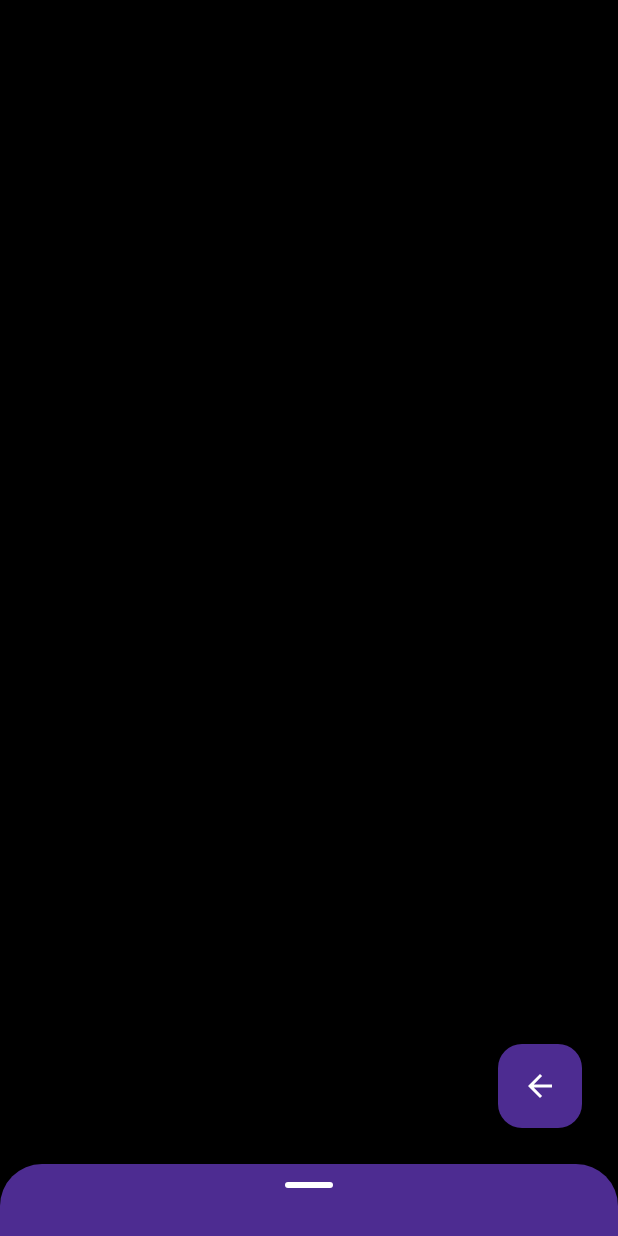
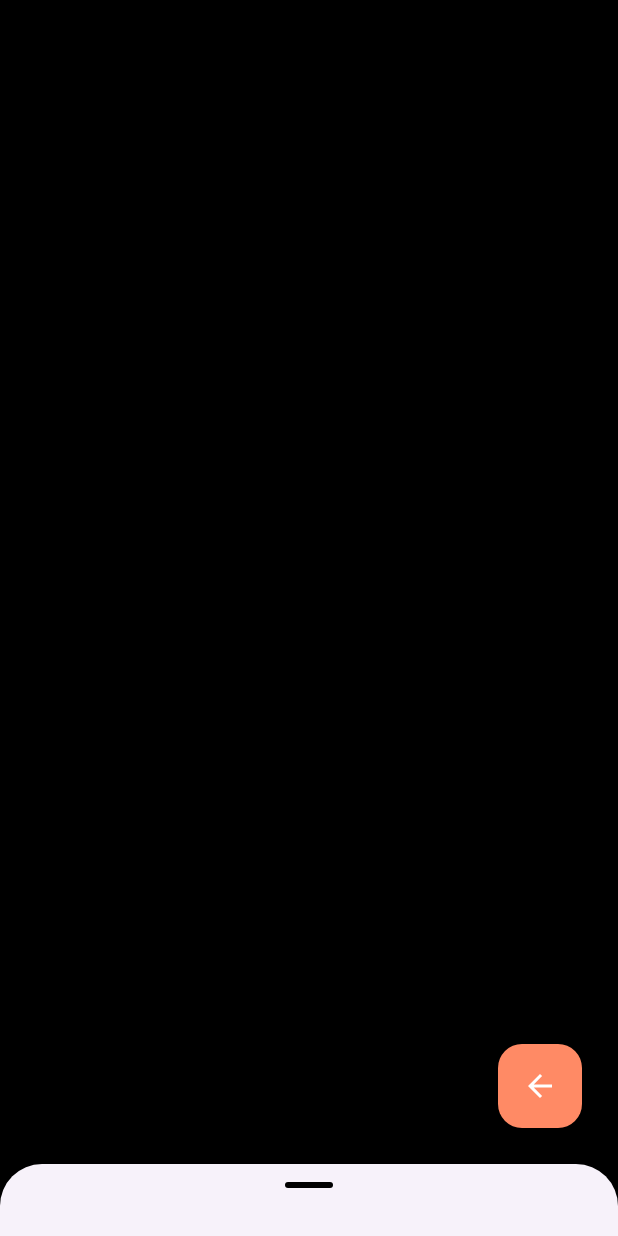
Before and after one commit to anton-tchaikovsky/NasaApp, an Android app: the fragment HdAstronomyPicturesOfTheDayFragment placed in its activity, on a phone screen of 412 x 824 dp. Run offline under Robolectric (Android 15) with nearby library versions, the phone set to English and light mode, and no system bars; libraries missing offline, so code that uses them is left out: coil.api.load; pictures from the network do not load.

Commit message:
Сделал три темы для приложения.

```diff
--- a/app/src/main/AndroidManifest.xml
+++ b/app/src/main/AndroidManifest.xml
@@ -14,12 +14,12 @@
         android:label="@string/app_name"
         android:roundIcon="@mipmap/ic_launcher_round"
         android:supportsRtl="true"
-        android:theme="@style/Theme.NasaApp"
+        android:theme="@style/Theme.NasaAppOrange"
         tools:targetApi="31">
         <activity
             android:name=".view.ActivityNasaApp"
             android:exported="true"
-            android:theme="@style/Theme.NasaApp">
+            android:theme="@style/Theme.NasaAppOrange">
             <intent-filter>
                 <action android:name="android.intent.action.MAIN" />
 
--- a/app/src/main/res/drawable/checked_icon.xml
+++ b/app/src/main/res/drawable/checked_icon.xml
@@ -7,7 +7,7 @@
     android:width="24dp"
     tools:ignore="NewApi">
     <path
-        android:fillColor="@color/white"
+        android:fillColor="@android:color/white"
         android:pathData="M19,3L5,3c-1.11,0 -2,0.9 -2,2v14c0,1.1 0.89,2 2,2h14c1.11,0 2,-0.9 2,-2L21,5c0,-1.1 -0.89,-2 -2,-2zM10,17l-5,-5 1.41,-1.41L10,14.17l7.59,-7.59L19,8l-9,9z"
         android:strokeColor="#00000000"
         android:strokeWidth="1"/>
--- a/app/src/main/res/drawable/chip_background_color.xml
+++ /dev/null
@@ -1,12 +0,0 @@
-<?xml version="1.0" encoding="utf-8"?>
-<selector xmlns:android="http://schemas.android.com/apk/res/android">
-        <!-- Disabled -->
-        <item android:color="@android:color/transparent" android:state_enabled="false"/>
-
-        <!-- Selected -->
-        <item android:color="@color/deep_purple_dark" android:state_selected="true"/>
-        <item android:color="@color/deep_purple_dark" android:state_checked="true"/>
-
-        <!-- Not selected -->
-        <item android:color="@color/deep_purple_light" />
-</selector>
--- /dev/null
+++ b/app/src/main/res/drawable/chip_stroke_color.xml
@@ -0,0 +1,15 @@
+<?xml version="1.0" encoding="utf-8"?>
+<selector xmlns:android="http://schemas.android.com/apk/res/android">
+    <!-- Disabled -->
+    <item android:alpha="@dimen/material_emphasis_disabled_background" android:color="?attr/colorOnSurface" android:state_enabled="false"/>
+
+    <!-- Selected -->
+    <item android:color="?attr/colorPrimary" android:state_selected="true"/>
+    <item android:color="?attr/colorPrimary" android:state_checked="true"/>
+
+    <!-- Focused -->
+    <item android:color="?attr/colorOnSurfaceVariant" android:state_focused="true"/>
+
+    <!-- Other states -->
+    <item android:color="?attr/colorPrimary"/>
+</selector>
--- a/app/src/main/res/drawable/chip_text_color.xml
+++ /dev/null
@@ -1,11 +0,0 @@
-<?xml version="1.0" encoding="utf-8"?>
-<selector xmlns:android="http://schemas.android.com/apk/res/android">
-    <!-- Disabled chips. -->
-    <item android:alpha="@dimen/material_emphasis_disabled" android:color="?attr/colorOnSurface" android:state_enabled="false"/>
-
-    <!-- Selected chips. -->
-    <item android:color="@color/white" android:state_selected="true"/>
-
-    <!-- Not-selected chips. -->
-    <item android:color="@color/black"/>
-</selector>
--- a/app/src/main/res/drawable/edit_text_color.xml
+++ b/app/src/main/res/drawable/edit_text_color.xml
@@ -3,7 +3,7 @@
     <!-- Disabled -->
     <item android:alpha="@dimen/m3_comp_outlined_text_field_disabled_input_text_opacity" android:color="@macro/m3_comp_outlined_text_field_disabled_input_text_color" android:state_enabled="false"/>
     <!-- Focused -->
-    <item android:color="@color/deep_purple_dark" android:state_focused="true"/>
+    <item android:color="?colorPrimary" android:state_focused="true"/>
     <!-- Hovered -->
     <item android:color="@macro/m3_comp_outlined_text_field_hover_input_text_color" android:state_hovered="true"/>
     <!-- Normal -->
--- /dev/null
+++ b/app/src/main/res/drawable/helper_counter_text_color.xml
@@ -0,0 +1,13 @@
+<?xml version="1.0" encoding="utf-8"?>
+<selector xmlns:android="http://schemas.android.com/apk/res/android">
+    <!-- Activated -->
+    <item android:color="?attr/colorPrimary" android:state_activated="true"/>
+    <!-- Disabled -->
+    <item android:alpha="@dimen/m3_comp_outlined_text_field_disabled_supporting_text_opacity" android:color="@macro/m3_comp_outlined_text_field_disabled_supporting_text_color" android:state_enabled="false"/>
+    <!-- Focused -->
+    <item android:color="@macro/m3_comp_outlined_text_field_focus_supporting_text_color" android:state_focused="true"/>
+    <!-- Hovered -->
+    <item android:color="@macro/m3_comp_outlined_text_field_hover_supporting_text_color" android:state_hovered="true"/>
+    <!-- Normal -->
+    <item android:color="?attr/colorSurface"/>
+</selector>
--- a/app/src/main/res/drawable/ic_baseline_file_download_off_24.xml
+++ b/app/src/main/res/drawable/ic_baseline_file_download_off_24.xml
@@ -1,4 +1,4 @@
-<vector android:height="24dp" android:tint="@color/deep_purple_dark"
+<vector android:height="24dp" android:tint="?colorPrimary"
     android:viewportHeight="24" android:viewportWidth="24"
     android:width="24dp" xmlns:android="http://schemas.android.com/apk/res/android">
     <path android:fillColor="@android:color/white" android:pathData="M9,6.17V3h6v6h4l-3.59,3.59L9,6.17zM21.19,21.19L2.81,2.81L1.39,4.22L6.17,9H5l7,7l0.59,-0.59L15.17,18H5v2h12.17l2.61,2.61L21.19,21.19z"/>
--- /dev/null
+++ b/app/src/main/res/drawable/start_end_icon_tint.xml
@@ -0,0 +1,13 @@
+<?xml version="1.0" encoding="utf-8"?>
+<selector xmlns:android="http://schemas.android.com/apk/res/android">
+    <!-- Activated -->
+    <item android:color="?attr/colorPrimary" android:state_activated="true"/>
+    <!-- Disabled -->
+    <item android:alpha="@dimen/m3_comp_outlined_text_field_disabled_supporting_text_opacity" android:color="@macro/m3_comp_outlined_text_field_disabled_supporting_text_color" android:state_enabled="false"/>
+    <!-- Focused -->
+    <item android:color="?attr/colorPrimary" android:state_focused="true"/>
+    <!-- Hovered -->
+    <item android:color="@macro/m3_comp_outlined_text_field_hover_supporting_text_color" android:state_hovered="true"/>
+    <!-- Normal -->
+    <item android:color="@macro/m3_comp_outlined_text_field_supporting_text_color"/>
+</selector>
--- a/app/src/main/res/drawable/text_field_label_color.xml
+++ /dev/null
@@ -1,11 +0,0 @@
-<?xml version="1.0" encoding="utf-8"?>
-<selector xmlns:android="http://schemas.android.com/apk/res/android">
-    <!-- Disabled -->
-    <item android:alpha="@dimen/m3_comp_outlined_text_field_disabled_label_text_opacity" android:color="@macro/m3_comp_outlined_text_field_disabled_label_text_color" android:state_enabled="false"/>
-
-    <!-- Focused -->
-    <item android:color="@color/blue_light" android:state_focused="true"/>
-
-    <!-- Normal -->
-    <item android:color="@macro/m3_comp_outlined_text_field_label_text_color"/>
-</selector>
--- a/app/src/main/res/drawable/text_field_stroke_color.xml
+++ /dev/null
@@ -1,14 +0,0 @@
-<?xml version="1.0" encoding="utf-8"?>
-<selector xmlns:android="http://schemas.android.com/apk/res/android">
-    <!-- Disabled -->
-    <item android:alpha="@dimen/m3_comp_filled_text_field_disabled_active_indicator_opacity" android:color="@macro/m3_comp_outlined_text_field_disabled_outline_color" android:state_enabled="false"/>
-
-    <!-- Focused -->
-    <item android:color="@color/deep_purple_dark" android:state_focused="true"/>
-
-    <!-- Hovered -->
-    <item android:color="@macro/m3_comp_outlined_text_field_hover_outline_color" android:state_hovered="true"/>
-
-    <!-- Normal -->
-    <item android:color="@color/deep_purple_light"/>
-</selector>
--- a/app/src/main/res/layout/hd_astronomy_picture_of_the_day_fragment.xml
+++ b/app/src/main/res/layout/hd_astronomy_picture_of_the_day_fragment.xml
@@ -4,7 +4,7 @@
     android:layout_height="match_parent"
     xmlns:app="http://schemas.android.com/apk/res-auto"
     xmlns:tools="http://schemas.android.com/tools"
-    android:background="@color/black">
+    android:background="@android:color/black">
 
     <androidx.constraintlayout.widget.ConstraintLayout
         android:layout_width="match_parent"
@@ -53,7 +53,6 @@
             android:id="@+id/drag_handle"
             android:layout_width="match_parent"
             android:layout_height="wrap_content"
-            style="@style/BottomSheetDragHandleViewStyle"
             android:clickable="true"
             android:focusable="true" />
 
@@ -61,7 +60,7 @@
             android:id="@+id/description"
             android:layout_width="match_parent"
             android:layout_height="match_parent"
-            android:background="@color/white"
+            android:background="@android:color/white"
             android:orientation="vertical">
 
             <androidx.appcompat.widget.AppCompatTextView
--- a/app/src/main/res/values-v29/themes.xml
+++ b/app/src/main/res/values-v29/themes.xml
@@ -1,6 +1,6 @@
-<resources xmlns:tools="http://schemas.android.com/tools">
+<resources >
 
-    <style name="Theme.NasaApp" parent="Base.Theme.NasaApp">
+    <style name="Theme.NasaAppDeepPurple" parent="Base.Theme.NasaApp">
         <!-- Transparent system bars for edge-to-edge. -->
         <item name="android:navigationBarColor">@android:color/transparent</item>
         <item name="android:statusBarColor">@android:color/transparent</item>
--- a/app/src/main/res/values/colors.xml
+++ b/app/src/main/res/values/colors.xml
@@ -1,6 +1,6 @@
 <?xml version="1.0" encoding="utf-8"?>
 <resources>
-    <color name="black">#FF000000</color>
+   <!-- <color name="black">#FF000000</color>
     <color name="white">#FFFFFFFF</color>
     <color name="deep_purple">#7e57c2</color>
     <color name="deep_purple_light">#B085F5</color>
@@ -10,5 +10,26 @@
     <color name="blue_dark">#002171</color>
     <color name="blue">#0d47a1</color>
     <color name="blue_light">#5472d3</color>
-    <color name="grey">#a4a4a4</color>
+    <color name="grey">#a4a4a4</color>-->
+
+    <color name="error">#FF0101</color>
+
+    <color name="primary_red">#9A1919</color>
+    <color name="primary_container_red">#9C3333</color>
+    <color name="secondary_grey">#8e8e8e</color>
+    <color name="secondary_container_grey">#454545</color>
+    <color name="surface_red">#9C4242</color>
+
+    <color name="primary_blue">#002171</color>
+    <color name="primary_container_blue">#0d47a1</color>
+    <color name="secondary_blue_grey">#43555E</color>
+    <color name="secondary_container_blue_grey">#2B3E47</color>
+    <color name="surface_blue">#5472d3</color>
+
+    <color name="primary_orange">#A34B2F</color>
+    <color name="primary_container_orange">#ff8a65</color>
+    <color name="secondary_brown">#9c786c</color>
+    <color name="secondary_container_brown">#6d4c41</color>
+    <color name="surface_orange">#ffccbc</color>
+
 </resources>
--- a/app/src/main/res/values/style.xml
+++ b/app/src/main/res/values/style.xml
@@ -1,16 +1,13 @@
 <?xml version="1.0" encoding="utf-8"?>
 <resources>
+
     <style name="ChipStyle" parent="@style/Widget.Material3.Chip.Filter">
-        <item name="chipBackgroundColor">@drawable/chip_background_color</item>
-        <item name="android:textColor">@drawable/chip_text_color</item>
-        <item name="chipStrokeColor">@color/deep_purple_dark</item>
+        <item name="chipStrokeColor">@drawable/chip_stroke_color</item>
         <item name="chipStrokeWidth">2dp</item>
-        <item name="rippleColor">@color/deep_purple</item>
         <item name="checkedIcon">@drawable/checked_icon</item>
     </style>
 
     <style name="ProgressBarStyle" parent="@style/Widget.Material3.CircularProgressIndicator.Medium">
-        <item name="indicatorColor">@color/deep_purple_dark</item>
         <item name="indicatorSize">60dp</item>
         <item name="trackThickness">6dp</item>
         <item name="android:indeterminate">true</item>
@@ -24,66 +21,46 @@
         <item name="counterEnabled">true</item>
         <item name="errorEnabled">true</item>
         <item name="counterMaxLength">20</item>
-        <item name="boxStrokeColor">@drawable/text_field_stroke_color</item>
         <item name="boxStrokeWidthFocused">3dp</item>
-        <item name="boxStrokeErrorColor">@color/red</item>
         <item name="boxCornerRadiusTopStart">8dp</item>
         <item name="boxCornerRadiusBottomEnd">8dp</item>
         <item name="boxCornerRadiusTopEnd">8dp</item>
         <item name="boxCornerRadiusBottomStart">8dp</item>
         <item name="android:focusable">false</item>
-        <item name="startIconTint">@color/deep_purple_dark</item>
+        <item name="startIconTint">@drawable/start_end_icon_tint</item>
         <item name="startIconCheckable">true</item>
-        <item name="hintTextColor">@drawable/text_field_label_color</item>
-        <item name="endIconTint">@color/deep_purple_dark</item>
-        <item name="helperTextTextColor">@color/blue_light</item>
-        <item name="counterTextColor">@color/blue_light</item>
-        <item name="errorTextColor">@color/red</item>
+        <item name="endIconTint">@drawable/start_end_icon_tint</item>
+        <item name="helperTextTextColor">@drawable/helper_counter_text_color</item>
+        <item name="counterTextColor">@drawable/helper_counter_text_color</item>
         <item name="errorIconDrawable">@drawable/ic_baseline_error_outline_24</item>
-        <item name="errorIconTint">@color/red</item>
 
     </style>
 
     <style name="SearchEditTextStyle" parent="Widget.Material3.TextInputEditText.OutlinedBox">
         <item name="android:textColor">@drawable/edit_text_color</item>
-        <item name="android:textCursorDrawable">@drawable/edit_text_cursor</item>
-        <item name="android:textColorHighlight">@color/grey</item>
+        <item name="android:textColorHighlight">?attr/colorSurface</item>
     </style>
 
     <style name="TextViewStyle" parent="Widget.AppCompat.TextView">
         <item name="android:textIsSelectable">true</item>
-        <item name="android:textColorHighlight">@color/grey</item>
+        <item name="android:textColorHighlight">?attr/colorSurface</item>
         <item name="android:textSize">16sp</item>
     </style>
 
     <style name="BottomSheetStyle" parent="@style/Widget.Material3.BottomSheet.Modal">
         <item name="behavior_peekHeight">48dp</item>
-        <item name="backgroundTint">@color/deep_purple_dark</item>
-    </style>
-
-    <style name="BottomSheetDragHandleViewStyle" parent="@style/Widget.Material3.BottomSheet.DragHandle">
-        <item name="tint">@color/white</item>
     </style>
 
     <style name="FabStyle" parent="@style/Widget.Material3.FloatingActionButton.Primary">
         <item name="fabCustomSize">56dp</item>
-        <item name="backgroundTint">@color/deep_purple_dark</item>
-        <item name="rippleColor">@color/deep_purple</item>
-        <item name="tint">@color/white</item>
     </style>
 
     <style name="ExtendedFabStyle" parent= "Base.Widget.Material3.ExtendedFloatingActionButton">
-        <item name="backgroundTint">@color/deep_purple_dark</item>
-        <item name="rippleColor">@color/deep_purple</item>
-        <item name="android:textColor">@color/white</item>
-        <item name="iconTint">@color/white</item>
         <item name="strokeWidth">2dp</item>
-        <item name="strokeColor">@color/white</item>
+        <item name="strokeColor">@android:color/white</item>
     </style>
 
     <style name="BottomAppBarStyle" parent="@style/Widget.Material3.BottomAppBar">
-        <item name="backgroundTint">@color/deep_purple_dark</item>
-        <item name="navigationIconTint">@color/white</item>
         <item name="fabAnchorMode">cradle</item>
         <item name="fabAlignmentMode">center</item>
         <item name="fabCradleVerticalOffset">4dp</item>
--- a/app/src/main/res/values/themes.xml
+++ b/app/src/main/res/values/themes.xml
@@ -4,12 +4,45 @@
         <!-- Customize your light theme here. -->
         <!-- <item name="colorPrimary">@color/my_light_primary</item> -->
         <item name="chipStyle">@style/ChipStyle</item>
-        <item name="colorError">@color/red</item>
+        <item name="colorError">@color/error</item>
         <item name="textInputStyle">@style/SearchLayoutStyle</item>
         <item name="android:textViewStyle">@style/TextViewStyle</item>
 
     </style>
 
-    <style name="Theme.NasaApp" parent="Base.Theme.NasaApp" />
+    <style name="Theme.NasaAppDeepPurple" parent="Base.Theme.NasaApp" />
+
+    <style name="Theme.NasaAppRed" parent="Base.Theme.NasaApp" >
+        <item name="colorPrimary">@color/primary_red</item>
+        <item name="colorPrimaryContainer">@color/primary_container_red</item>
+        <item name="colorOnPrimaryContainer">@android:color/white</item>
+        <item name="colorSecondary">@color/secondary_grey</item>
+        <item name="colorSecondaryContainer">@color/secondary_container_grey</item>
+        <item name="colorOnSecondaryContainer">@android:color/white</item>
+        <item name="colorSurface">@color/surface_red</item>
+        <item name="colorOnSurfaceVariant">@android:color/black</item>
+    </style>
+
+    <style name="Theme.NasaAppBlue" parent="Base.Theme.NasaApp" >
+        <item name="colorPrimary">@color/primary_blue</item>
+        <item name="colorPrimaryContainer">@color/primary_container_blue</item>
+        <item name="colorOnPrimaryContainer">@android:color/white</item>
+        <item name="colorSecondary">@color/secondary_blue_grey</item>
+        <item name="colorSecondaryContainer">@color/secondary_container_blue_grey</item>
+        <item name="colorOnSecondaryContainer">@android:color/white</item>
+        <item name="colorSurface">@color/surface_blue</item>
+        <item name="colorOnSurfaceVariant">@android:color/black</item>
+    </style>
+
+    <style name="Theme.NasaAppOrange" parent="Base.Theme.NasaApp" >
+        <item name="colorPrimary">@color/primary_orange</item>
+        <item name="colorPrimaryContainer">@color/primary_container_orange</item>
+        <item name="colorOnPrimaryContainer">@android:color/white</item>
+        <item name="colorSecondary">@color/secondary_brown</item>
+        <item name="colorSecondaryContainer">@color/secondary_container_brown</item>
+        <item name="colorOnSecondaryContainer">@android:color/white</item>
+        <item name="colorSurface">@color/surface_orange</item>
+        <item name="colorOnSurfaceVariant">@android:color/black</item>
+    </style>
 
 </resources>
```
Also changed, not shown: app/src/main/res/drawable/edit_text_cursor.xml (deleted, +0 -7 lines).
